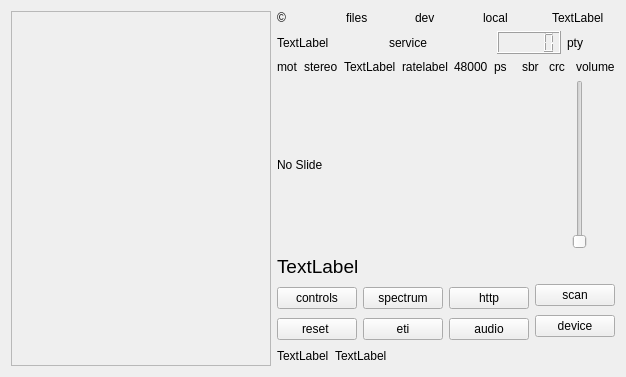
First picture: the form in sources/main/forms-v7/dabradio-6.ui, repository JvanKatwijk/qt-dab, before the edit.
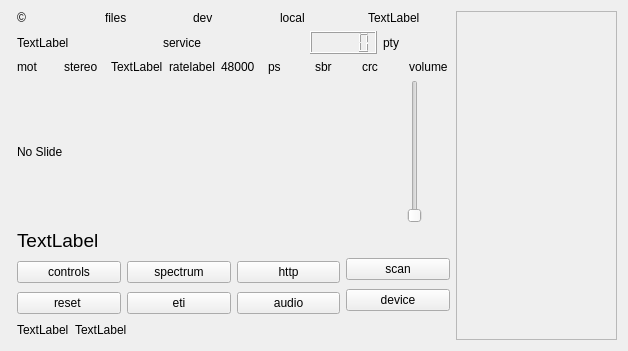
Second picture: the form after the edit. Custom widgets are drawn as their Qt base class.

What changed in the file:
```diff
--- a/sources/main/forms-v7/dabradio-6.ui
+++ b/sources/main/forms-v7/dabradio-6.ui
@@ -6,8 +6,8 @@
    <rect>
     <x>0</x>
     <y>0</y>
-    <width>618</width>
-    <height>377</height>
+    <width>628</width>
+    <height>351</height>
    </rect>
   </property>
   <property name="sizePolicy">
@@ -16,29 +16,15 @@
     <verstretch>0</verstretch>
    </sizepolicy>
   </property>
-  <property name="maximumSize">
-   <size>
-    <width>618</width>
-    <height>16777215</height>
-   </size>
-  </property>
   <property name="windowTitle">
    <string>Qt-DAB-7.0</string>
   </property>
   <layout class="QHBoxLayout" name="horizontalLayout_4">
    <item>
-    <layout class="QVBoxLayout" name="verticalLayout_2">
-     <item>
       <widget class="QFrame" name="the_newFrame">
-       <property name="minimumSize">
-        <size>
-         <width>260</width>
-         <height>0</height>
-        </size>
-       </property>
        <property name="maximumSize">
         <size>
-         <width>260</width>
+       <width>191</width>
          <height>16777215</height>
         </size>
        </property>
@@ -49,8 +35,6 @@
         <enum>QFrame::Shadow::Raised</enum>
        </property>
       </widget>
-     </item>
-    </layout>
    </item>
    <item>
     <layout class="QVBoxLayout" name="verticalLayout">
@@ -417,6 +401,22 @@
      </item>
     </layout>
    </item>
+   <item>
+    <widget class="QFrame" name="techFrame">
+     <property name="minimumSize">
+      <size>
+       <width>161</width>
+       <height>0</height>
+      </size>
+     </property>
+     <property name="frameShape">
+      <enum>QFrame::Shape::StyledPanel</enum>
+     </property>
+     <property name="frameShadow">
+      <enum>QFrame::Shadow::Raised</enum>
+     </property>
+    </widget>
+   </item>
   </layout>
  </widget>
  <customwidgets>
```
Lines whose indentation alone changed are shown as unchanged.
